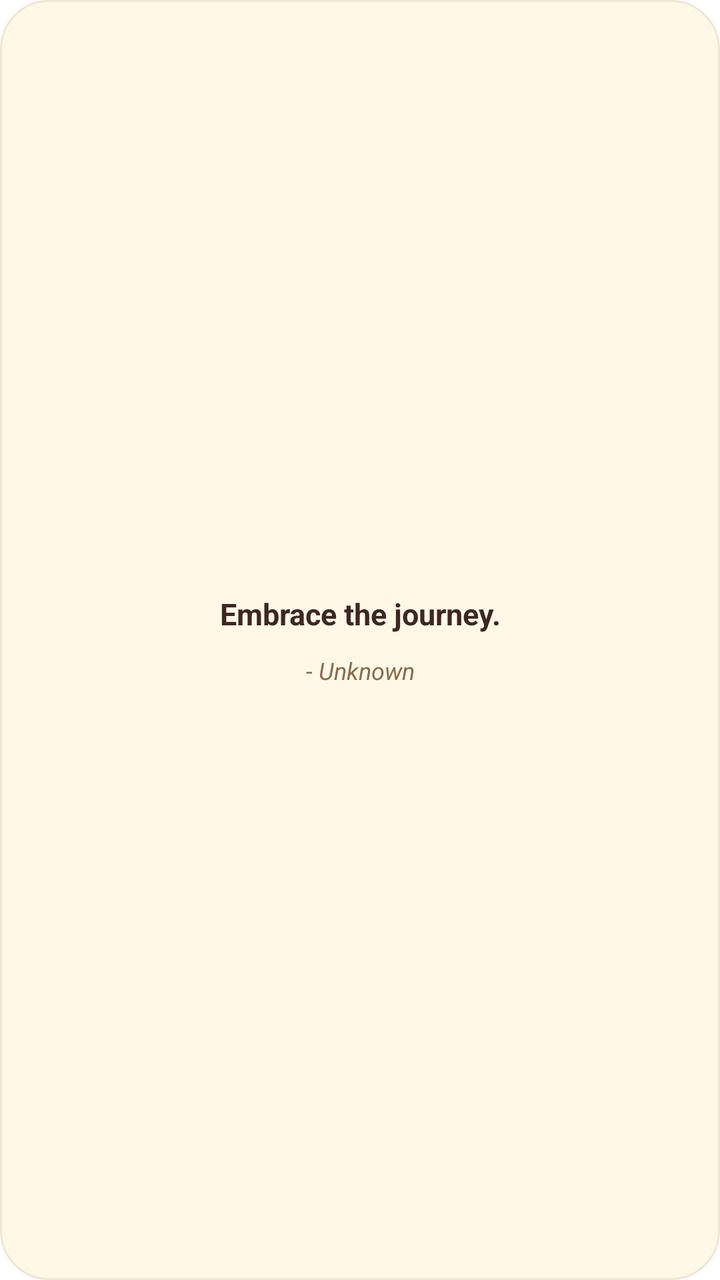
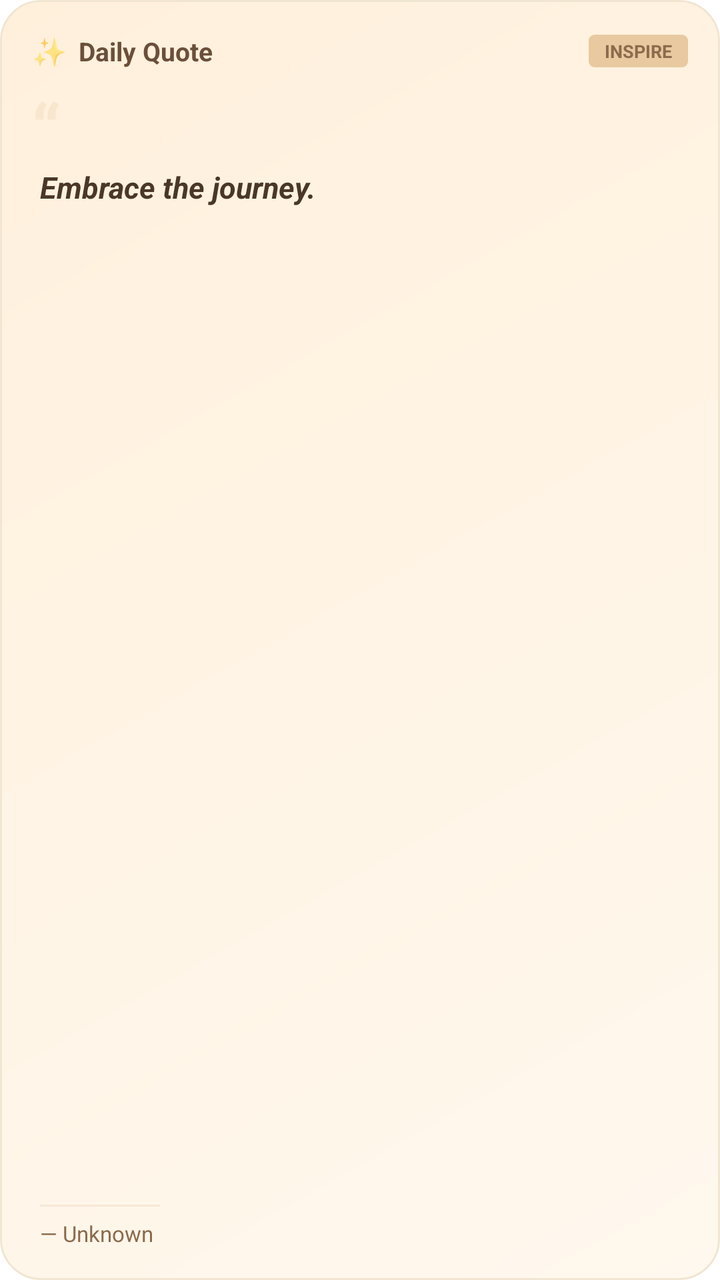

An Android layout rendered at two revisions. The XML below is the earlier revision; the diff shows what the commit changed to produce the second picture.
<!-- AndroidManifest.xml: fallback theme Theme.MaterialComponents.DayNight.NoActionBar -->
<!-- res/layout/quote_widget.xml -->
<?xml version="1.0" encoding="utf-8"?>
<LinearLayout xmlns:android="http://schemas.android.com/apk/res/android"
    android:id="@+id/widget_root"
    android:layout_width="match_parent"
    android:layout_height="match_parent"
    android:background="@drawable/widget_bg_quote"
    android:orientation="vertical"
    android:padding="20dp"
    android:gravity="center">

    <TextView
        android:id="@+id/quote_text"
        android:layout_width="match_parent"
        android:layout_height="wrap_content"
        android:text="Embrace the journey."
        android:textColor="#3E2723"
        android:textSize="15sp"
        android:textStyle="bold"
        android:gravity="center"
        android:maxLines="3"
        android:lineSpacingExtra="3dp"
        android:ellipsize="end" />

    <TextView
        android:id="@+id/quote_author"
        android:layout_width="match_parent"
        android:layout_height="wrap_content"
        android:layout_marginTop="10dp"
        android:text="- Unknown"
        android:textColor="#8B6B4C"
        android:textSize="12sp"
        android:gravity="center"
        android:textStyle="italic"
        android:maxLines="1"
        android:ellipsize="end" />

</LinearLayout>
<!-- resources referenced by this layout -->
<resources>
  <!-- drawable widget_bg_quote (drawable) -->
  <?xml version="1.0" encoding="utf-8"?>
  <shape xmlns:android="http://schemas.android.com/apk/res/android">
      <solid android:color="#FFF8E7" />
      <corners android:radius="24dp" />
      <stroke android:width="1dp" android:color="#F0E6D2" />
  </shape>
</resources>

<!-- the commit's change to res/layout/quote_widget.xml (unified diff, before → after) -->
@@ -5,33 +5,98 @@
     android:layout_height="match_parent"
     android:background="@drawable/widget_bg_quote"
     android:orientation="vertical"
-    android:padding="20dp"
-    android:gravity="center">
+    android:padding="16dp">
 
+    
+    <LinearLayout
+        android:layout_width="match_parent"
+        android:layout_height="wrap_content"
+        android:orientation="horizontal"
+        android:gravity="center_vertical"
+        android:layout_marginBottom="10dp">
+
+        <TextView
+            android:layout_width="wrap_content"
+            android:layout_height="wrap_content"
+            android:text="✨"
+            android:textSize="14sp" />
+
+        <TextView
+            android:layout_width="0dp"
+            android:layout_height="wrap_content"
+            android:layout_weight="1"
+            android:layout_marginStart="6dp"
+            android:text="Daily Quote"
+            android:textColor="#6B4F3A"
+            android:textSize="13sp"
+            android:textStyle="bold" />
+
+        <TextView
+            android:id="@+id/quote_category"
+            android:layout_width="wrap_content"
+            android:layout_height="wrap_content"
+            android:background="@drawable/heatmap_cell_bg"
+            android:backgroundTint="#E8C9A0"
+            android:paddingStart="8dp"
+            android:paddingEnd="8dp"
+            android:paddingTop="2dp"
+            android:paddingBottom="2dp"
+            android:text="INSPIRE"
+            android:textColor="#8B6B4C"
+            android:textSize="9sp"
+            android:textStyle="bold"
+            android:textAllCaps="true" />
+    </LinearLayout>
+
+    
+    <TextView
+        android:layout_width="wrap_content"
+        android:layout_height="wrap_content"
+        android:text="\u201C"
+        android:textSize="36sp"
+        android:textColor="#1AC08552"
+        android:textStyle="bold"
+        android:lineSpacingExtra="-8dp"
+        android:layout_marginBottom="-4dp"
+        android:includeFontPadding="false" />
+
+    
     <TextView
         android:id="@+id/quote_text"
         android:layout_width="match_parent"
-        android:layout_height="wrap_content"
+        android:layout_height="0dp"
+        android:layout_weight="1"
         android:text="Embrace the journey."
-        android:textColor="#3E2723"
+        android:textColor="#4A3728"
         android:textSize="15sp"
-        android:textStyle="bold"
-        android:gravity="center"
-        android:maxLines="3"
-        android:lineSpacingExtra="3dp"
-        android:ellipsize="end" />
+        android:textStyle="bold|italic"
+        android:gravity="start"
+        android:maxLines="4"
+        android:lineSpacingExtra="4dp"
+        android:ellipsize="end"
+        android:layout_marginStart="4dp"
+        android:layout_marginEnd="4dp" />
 
+    
+    <ImageView
+        android:layout_width="60dp"
+        android:layout_height="1dp"
+        android:background="#20C08552"
+        android:layout_marginTop="6dp"
+        android:layout_marginBottom="6dp"
+        android:layout_marginStart="4dp" />
+
+    
     <TextView
         android:id="@+id/quote_author"
         android:layout_width="match_parent"
         android:layout_height="wrap_content"
-        android:layout_marginTop="10dp"
-        android:text="- Unknown"
+        android:text="— Unknown"
         android:textColor="#8B6B4C"
-        android:textSize="12sp"
-        android:gravity="center"
-        android:textStyle="italic"
+        android:textSize="11sp"
+        android:gravity="start"
         android:maxLines="1"
-        android:ellipsize="end" />
+        android:ellipsize="end"
+        android:layout_marginStart="4dp" />
 
 </LinearLayout>
<!-- resource entries referenced after the edit -->
@@ -1,10 +1,19 @@
 <!-- resources referenced by this layout -->
 <resources>
+  <!-- drawable heatmap_cell_bg (drawable) -->
+  <?xml version="1.0" encoding="utf-8"?>
+  <shape xmlns:android="http://schemas.android.com/apk/res/android">
+      <solid android:color="#161B22" />
+      <corners android:radius="3dp" />
+  </shape>
   <!-- drawable widget_bg_quote (drawable) -->
   <?xml version="1.0" encoding="utf-8"?>
   <shape xmlns:android="http://schemas.android.com/apk/res/android">
-      <solid android:color="#FFF8E7" />
-      <corners android:radius="24dp" />
+      <gradient
+          android:startColor="#FFF8EE"
+          android:endColor="#FFF0DC"
+          android:angle="135" />
+      <corners android:radius="20dp" />
       <stroke android:width="1dp" android:color="#F0E6D2" />
   </shape>
 </resources>
